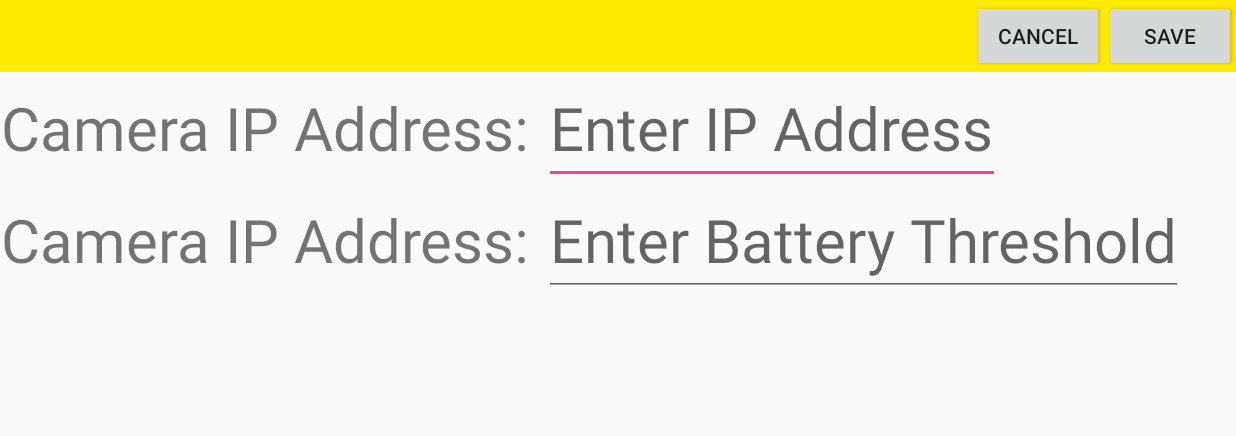
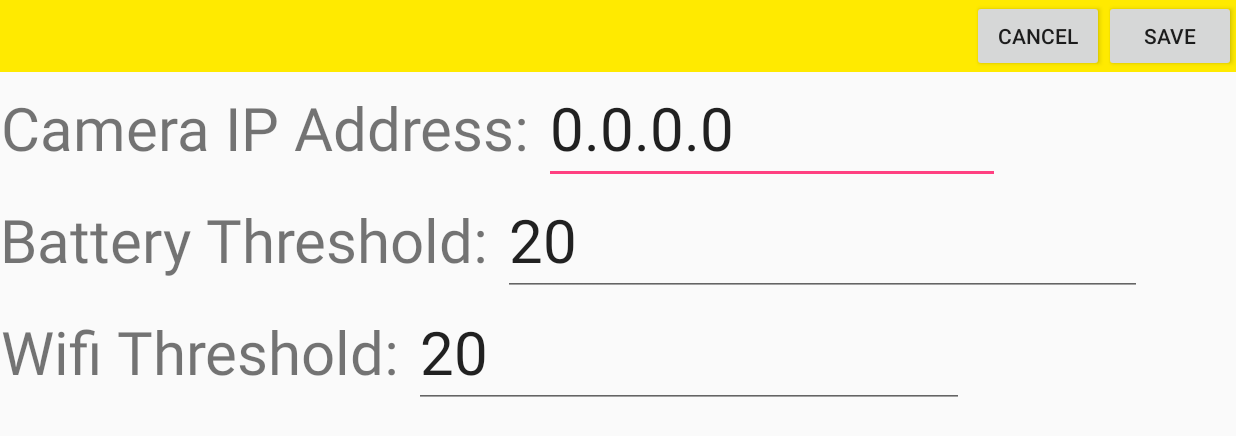
Before and after one commit to vpinnaka/COS-635-AI-Robotics-Project, an Android app: the screen it shows after launch (SettingActivity), after a tap on an icon or button, on a phone screen of 824 x 412 dp (held sideways). Shown: the top 436 px of the screen. Run offline under Robolectric (Android 15) with nearby library versions, the phone set to English and light mode, and no system bars; 2 other taps on this screen came first.

Commit message:
Add some settings

```diff
--- a/EMILY/app/src/main/java/android/app/com/emilyrobot/Mydata.java
+++ b/EMILY/app/src/main/java/android/app/com/emilyrobot/Mydata.java
@@ -135,7 +135,7 @@ public class Mydata {
 		  Model m = dataModals.get(0);
             m.name = Integer.toString(value) + "%";
 
-            if (value < Settings.low_battery_threshold) {
+            if (value <= Settings.low_battery_threshold) {
                 if (Settings.is_low_battery == false) {
                     Settings.is_play_low_battery_warning = true;
                 }
--- a/EMILY/app/src/main/java/android/app/com/emilyrobot/SettingActivity.java
+++ b/EMILY/app/src/main/java/android/app/com/emilyrobot/SettingActivity.java
@@ -6,6 +6,7 @@ import android.support.v7.app.AppCompatActivity;
 import android.os.Bundle;
 import android.view.View;
 import android.widget.Button;
+import android.widget.TextView;
 
 public class SettingActivity extends AppCompatActivity {
 
@@ -35,12 +36,34 @@ public class SettingActivity extends AppCompatActivity {
 
             @Override
             public void onClick(View view) {
+                saveSettings();
                 finish();
             }
         });
+
+        TextView cameraIpAddress = (TextView) findViewById(R.id.cameraIpAddress);
+        cameraIpAddress.setText(Settings.camera_ip_address);
+
+        TextView batteryThreshold = (TextView) findViewById(R.id.batteryThreshold);
+        batteryThreshold.setText(Integer.toString(Settings.low_battery_threshold));
+
+        TextView wifiThreshold = (TextView) findViewById(R.id.wifiThreshold);
+        wifiThreshold.setText(Integer.toString(Settings.low_wifi_threshold));
+
     }
 
     private void leaveSetting() {
         //onBackPressed();
     }
+
+    private void saveSettings() {
+        TextView cameraIpAddress = (TextView) findViewById(R.id.cameraIpAddress);
+        Settings.camera_ip_address = cameraIpAddress.getText().toString();
+
+        TextView batteryThreshold = (TextView) findViewById(R.id.batteryThreshold);
+        Settings.low_battery_threshold = Integer.parseInt(batteryThreshold.getText().toString());
+
+        TextView wifiThreshold = (TextView) findViewById(R.id.wifiThreshold);
+        Settings.low_wifi_threshold = Integer.parseInt(wifiThreshold.getText().toString());
+    }
 }
--- a/EMILY/app/src/main/java/android/app/com/emilyrobot/Settings.java
+++ b/EMILY/app/src/main/java/android/app/com/emilyrobot/Settings.java
@@ -14,6 +14,7 @@ public class Settings {
     static boolean is_connected = false;
     static boolean is_display_video = false;
     static String ip_address = "192.168.75.1";
+    static String camera_ip_address = "0.0.0.0";
     static int port_number = 8000;
     static String status_message = "Disconnected";
 
--- a/EMILY/app/src/main/res/layout/activity_setting.xml
+++ b/EMILY/app/src/main/res/layout/activity_setting.xml
@@ -68,10 +68,35 @@
                     android:textSize="40sp" />
 
                 <EditText
-                    android:id="@+id/camera_ip_address"
+                    android:id="@+id/cameraIpAddress"
                     android:layout_width="wrap_content"
                     android:layout_height="wrap_content"
+                    android:layout_gravity="right"
                     android:hint="Enter IP Address"
+                    android:inputType="text"
+                    android:textSize="40sp" />
+            </LinearLayout>
+
+            <LinearLayout
+                android:layout_width="wrap_content"
+                android:layout_height="wrap_content"
+                android:layout_centerHorizontal="true"
+                android:layout_centerInParent="true"
+                android:orientation="horizontal">
+
+                <TextView
+                    android:layout_width="wrap_content"
+                    android:layout_height="match_parent"
+                    android:layout_gravity="left"
+                    android:text="Battery Threshold: "
+                    android:gravity="center"
+                    android:textSize="40sp" />
+
+                <EditText
+                    android:id="@+id/batteryThreshold"
+                    android:layout_width="wrap_content"
+                    android:layout_height="wrap_content"
+                    android:hint="Enter Battery Threshold"
                     android:inputType="numberDecimal"
                     android:textSize="40sp"
                     android:layout_gravity="right"
@@ -89,15 +114,15 @@
                     android:layout_width="wrap_content"
                     android:layout_height="match_parent"
                     android:layout_gravity="left"
-                    android:text="Camera IP Address: "
+                    android:text="Wifi Threshold: "
                     android:gravity="center"
                     android:textSize="40sp" />
 
                 <EditText
-                    android:id="@+id/battery_threshold"
+                    android:id="@+id/wifiThreshold"
                     android:layout_width="wrap_content"
                     android:layout_height="wrap_content"
-                    android:hint="Enter Battery Threshold"
+                    android:hint="Enter Wifi Threshold"
                     android:inputType="numberDecimal"
                     android:textSize="40sp"
                     android:layout_gravity="right"
```
